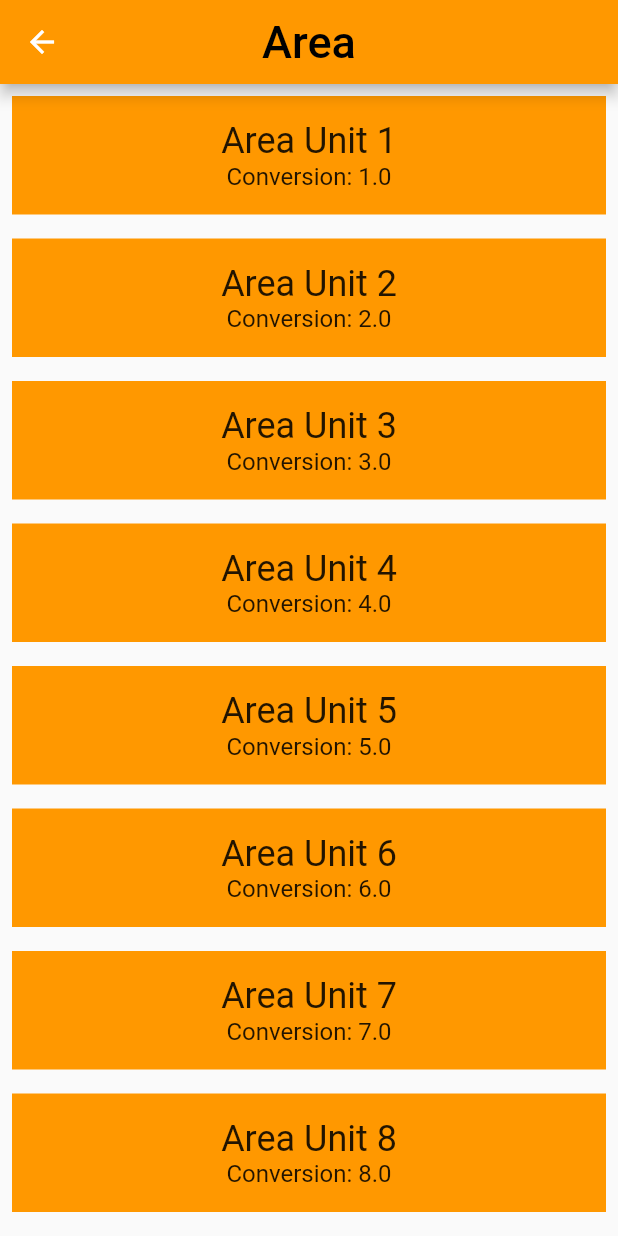
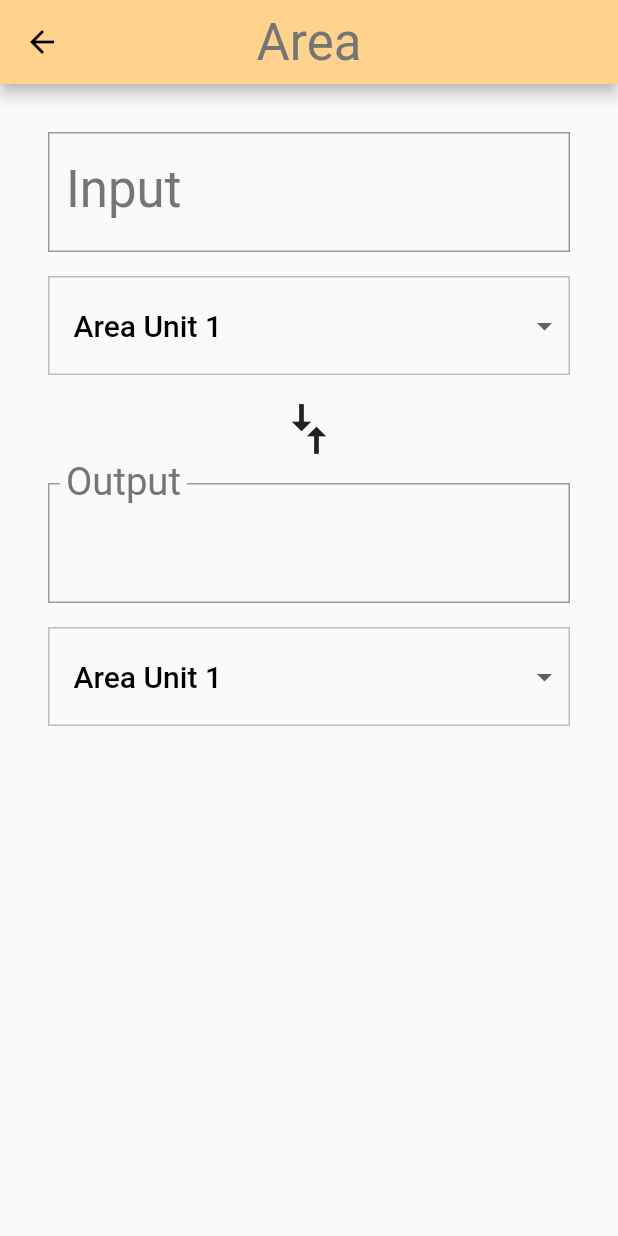
Before and after one commit to rey-allan/unit-converter-app, a Flutter app: the screen it shows after launch, after a tap on "Area", on a phone screen of 412 x 824 dp. Run offline on Flutter 3.47's test engine with Material 2 defaults, Android fonts, the phone set to English and light mode, and no system bars.

Commit message:
Implement ConverterScreen input/output fields
This commit implements the main "business logic"
of the app, i.e. the conversion between units,
and the interaction with the user when entering
inputs or selecting the units to convert from/to,
It also adds color swatches to the Category widget,
as well as, changes the app's ThemeData.

```diff
--- a/unit_converter/lib/main.dart
+++ b/unit_converter/lib/main.dart
@@ -23,6 +23,15 @@ class UnitConverterApp extends StatelessWidget {
   Widget build(BuildContext context) {
     return MaterialApp(
       debugShowCheckedModeBanner: false,
+      theme: ThemeData(
+        textTheme: Theme.of(context).textTheme.apply(
+          bodyColor: Colors.black,
+          displayColor: Colors.grey[600],
+        ),
+        // This colors the [InputOutlineBorder] when it is selected
+        primaryColor: Colors.grey[500],
+        textSelectionHandleColor: Colors.green[500],
+      ),
       title: 'Unit Converter',
       home: CategoryScreen(),
     );
--- a/unit_converter/lib/screens/converter_screen.dart
+++ b/unit_converter/lib/screens/converter_screen.dart
@@ -6,10 +6,11 @@ import 'package:flutter/material.dart';
 import 'package:meta/meta.dart';
 
 import 'package:unit_converter/model/unit.dart';
+import 'package:unit_converter/widgets/converter/dropdown.dart';
+import 'package:unit_converter/widgets/converter/numeric_input.dart';
+import 'package:unit_converter/widgets/converter/numeric_output.dart';
 
 /// Converter screen where users can input amounts to convert.
-///
-/// Currently, it just displays a list of mock units.
 class ConverterScreen extends StatefulWidget {
   final String name;
   final ColorSwatch color;
@@ -29,44 +30,134 @@ class ConverterScreen extends StatefulWidget {
 }
 
 class _ConverterScreenState extends State<ConverterScreen> {
+  double _inputValue;
+  double _outputValue;
+  double _toConversion;
+  double _fromConversion;
+
+  void _updateConversion() {
+    setState(() {
+      this._outputValue =
+          this._inputValue * (this._toConversion / this._fromConversion);
+    });
+  }
+
+  void _handleOnInputValueChange(double inputValue) {
+    setState(() {
+      this._inputValue = inputValue;
+      this._updateConversion();
+    });
+  }
+
+  void _handleOnFromConversionValueChange(double fromConversion) {
+    setState(() {
+      this._fromConversion = fromConversion;
+      this._updateConversion();
+    });
+  }
+
+  void _handleOnToConversionValueChange(double toConversion) {
+    setState(() {
+      this._toConversion = toConversion;
+      this._updateConversion();
+    });
+  }
+
+  Widget _buildVerticallyCenteredGroup(List<Widget> components) {
+    return Padding(
+      padding: EdgeInsets.all(16.0),
+      child: Column(
+        crossAxisAlignment: CrossAxisAlignment.stretch,
+        mainAxisAlignment: MainAxisAlignment.spaceBetween,
+        children: components,
+      )
+    );
+  }
+
+  Widget _buildInputGroup() {
+    return this._buildVerticallyCenteredGroup(
+        <Widget>[
+          NumericInput(
+            label: 'Input',
+            onChangeHandler: (value) => this._handleOnInputValueChange(value),
+          ),
+          // Add some padding to create space between components
+          Padding(
+            padding: EdgeInsets.only(top: 16.0),
+          ),
+          Dropdown(
+            units: widget.units,
+            onChangeHandler: (value) =>
+                this._handleOnFromConversionValueChange(value),
+          ),
+        ]
+    );
+  }
+
+  Widget _buildOutputGroup() {
+    return this._buildVerticallyCenteredGroup(
+        <Widget>[
+          NumericOutput(
+            label: 'Output',
+            value: this._outputValue,
+          ),
+          // Add some padding to create space between components
+          Padding(
+            padding: EdgeInsets.only(top: 16.0),
+          ),
+          Dropdown(
+            units: widget.units,
+            onChangeHandler: (value) =>
+                this._handleOnToConversionValueChange(value),
+          ),
+        ]
+    );
+  }
+
+  @override
+  void initState() {
+    super.initState();
+
+    this._fromConversion = widget.units[0].conversion;
+    this._toConversion = widget.units[0].conversion;
+  }
+
   @override
   Widget build(BuildContext context) {
-    // Here is just a placeholder for a list of mock units
-    final List<Widget> unitWidgets = widget.units.map((Unit unit) {
-      return Container(
-        margin: EdgeInsets.all(8.0),
+    final Widget inputGroup = this._buildInputGroup();
+    final Widget outputGroup = this._buildOutputGroup();
+    final Widget conversionArrows = RotatedBox(
+      quarterTurns: 1,
+      child: Icon(
+        Icons.compare_arrows,
+        size: 40.0,
+      ),
+    );
+
+    final Widget converterGroup = Padding(
       padding: EdgeInsets.all(16.0),
-        color: widget.color,
       child: Column(
+        crossAxisAlignment: CrossAxisAlignment.stretch,
         children: <Widget>[
-            Text(
-              unit.name,
-              style: Theme.of(context).textTheme.headline,
-            ),
-            Text(
-              'Conversion: ${unit.conversion}',
-              style: Theme.of(context).textTheme.subhead,
-            ),
+          inputGroup,
+          conversionArrows,
+          outputGroup,
         ],
       ),
     );
-    }).toList();
 
     return Scaffold(
       appBar: AppBar(
         title: Text(
           widget.name,
-          style: TextStyle(
-            fontSize: 30.0,
-            color: Colors.black,
-          ),
+          style: Theme.of(context).textTheme.display1,
         ),
         backgroundColor: widget.color,
         centerTitle: true,
       ),
-      body: ListView(
-        children: unitWidgets,
-      ),
+      body: converterGroup,
+      // This prevents resizing the screen when the keyboard is opened
+      resizeToAvoidBottomPadding: false,
     );
   }
 }
--- a/unit_converter/lib/widgets/category.dart
+++ b/unit_converter/lib/widgets/category.dart
@@ -16,7 +16,7 @@ import 'package:unit_converter/screens/converter_screen.dart';
 /// a colored [InkWell] animation.
 class Category extends StatelessWidget {
   final IconData icon;
-  final Color color;
+  final ColorSwatch color;
   final String text;
   final GestureTapCallback onTapHandler;
 
@@ -70,8 +70,8 @@ class Category extends StatelessWidget {
     return Container(
       height: 100.0,
       child: InkWell(
-        highlightColor: this.color,
-        splashColor: this.color,
+        highlightColor: this.color['highlight'],
+        splashColor: this.color['splash'],
         borderRadius: BorderRadius.all(Radius.circular(50.0)),
         onTap: null != this.onTapHandler ? this.onTapHandler :
                () => this._navigateToConverter(context),
--- /dev/null
+++ b/unit_converter/lib/widgets/converter/dropdown.dart
@@ -0,0 +1,104 @@
+import 'package:flutter/material.dart';
+import 'package:meta/meta.dart';
+
+import 'package:unit_converter/model/unit.dart';
+
+class Dropdown extends StatefulWidget {
+  final List<Unit> units;
+  final ValueChanged<double> onChangeHandler;
+
+  const Dropdown({
+    @required this.units,
+    @required this.onChangeHandler
+  }) : assert(units != null),
+       assert(onChangeHandler != null);
+
+  @override
+  State<StatefulWidget> createState() => _DropdownState();
+}
+
+class _DropdownState extends State<Dropdown> {
+  List<DropdownMenuItem> _dropdownMenuItems;
+  String _selectedValue;
+
+  void _createDropdownMenuItems() {
+    final List<DropdownMenuItem> items = <DropdownMenuItem>[];
+
+    for (Unit unit in widget.units) {
+      items.add(
+          DropdownMenuItem(
+              value: unit.conversion.toString(),
+              child: Container(
+                child: Text(
+                  unit.name,
+                  softWrap: true,
+                ),
+              )
+          )
+      );
+    }
+
+    this._dropdownMenuItems = items;
+  }
+
+  void _setDefaultState() {
+    setState(() {
+      this._selectedValue = widget.units[0].conversion.toString();
+    });
+  }
+
+  void _handleOnChange(dynamic value) {
+    setState(() {
+      this._selectedValue = value;
+    });
+
+    try {
+      final double valueAsDouble = double.parse(value);
+      widget.onChangeHandler(valueAsDouble);
+    } on Exception {
+      print('Cannot convert conversion value "$value" to double, '
+          'unit misconfigured?');
+    }
+  }
+
+  @override
+  void initState() {
+    super.initState();
+
+    this._createDropdownMenuItems();
+    this._setDefaultState();
+  }
+
+  @override
+  Widget build(BuildContext context) {
+    return Container(
+        decoration: BoxDecoration(
+          // This sets the color of the [DropdownButton] itself
+          color: Colors.grey[50],
+          border: Border.all(
+            color: Colors.grey[400],
+            width: 1.0,
+          ),
+        ),
+        // A top and bottom padding
+        padding: EdgeInsets.symmetric(vertical: 8.0),
+        child: Theme(
+          // This sets the color of the [DropdownMenuItem]s
+            data: Theme.of(context).copyWith(
+              canvasColor: Colors.grey[50],
+            ),
+            child: DropdownButtonHideUnderline(
+                child: ButtonTheme(
+                  alignedDropdown: true,
+                  child: DropdownButton(
+                    value: this._selectedValue,
+                    items: this._dropdownMenuItems,
+                    onChanged: this._handleOnChange,
+                    style: Theme.of(context).textTheme.title,
+                  ),
+                )
+            )
+        )
+    );
+  }
+}
--- /dev/null
+++ b/unit_converter/lib/widgets/converter/numeric_input.dart
@@ -0,0 +1,58 @@
+import 'package:flutter/material.dart';
+import 'package:meta/meta.dart';
+
+/// An input field for numeric inputs only that displays a label on its border.
+/// It performs validation on the input entered before delegating to the
+/// provided handler.
+class NumericInput extends StatefulWidget {
+  final String label;
+  final ValueChanged<double> onChangeHandler;
+
+  const NumericInput({
+    @required this.label,
+    @required this.onChangeHandler
+  }) : assert(label != null),
+       assert(onChangeHandler != null);
+
+  @override
+  State<StatefulWidget> createState() => _NumericInputState();
+}
+
+class _NumericInputState extends State<NumericInput> {
+  bool _hasInvalidInput = false;
+
+  void _handleOnChange(String value) {
+    setState(() {
+      if (value.isEmpty) {
+        this._hasInvalidInput = false;
+        return;
+      }
+
+      try {
+        final double valueAsDouble = double.parse(value);
+        this._hasInvalidInput = false;
+        widget.onChangeHandler(valueAsDouble);
+      } on Exception catch (e) {
+        print('Caught exception while converting value to double: $e');
+        this._hasInvalidInput = true;
+      }
+    });
+  }
+
+  @override
+  Widget build(BuildContext context) {
+    return TextField(
+      style: Theme.of(context).textTheme.display1,
+      decoration: InputDecoration(
+        labelText: widget.label,
+        labelStyle: Theme.of(context).textTheme.display1,
+        errorText: this._hasInvalidInput ? 'Invalid number' : null,
+        border: OutlineInputBorder(
+          borderRadius: BorderRadius.circular(0.0),
+        ),
+      ),
+      keyboardType: TextInputType.number,
+      onChanged: this._handleOnChange,
+    );
+  }
+}
--- /dev/null
+++ b/unit_converter/lib/widgets/converter/numeric_output.dart
@@ -0,0 +1,58 @@
+import 'package:flutter/material.dart';
+import 'package:meta/meta.dart';
+
+/// A text field for numeric outputs only that displays a label on its border.
+class NumericOutput extends StatelessWidget {
+  final String label;
+  final double value;
+
+  const NumericOutput({
+    @required this.label,
+    this.value
+  }) : assert(label != null);
+
+  /// Clean up value; trim trailing zeros, e.g. 5.500 -> 5.5, 10.0 -> 10
+  /// Provided by Udacity
+  String _formatValue() {
+    if (null == this.value) {
+      return "";
+    }
+
+    String formattedValue = this.value.toStringAsPrecision(7);
+
+    // Remove all trailing zeros
+    if (formattedValue.contains('.') && formattedValue.endsWith('0')) {
+      int i = formattedValue.length - 1;
+
+      while (formattedValue[i] == '0') {
+        i -= 1;
+      }
+
+      formattedValue = formattedValue.substring(0, i + 1);
+    }
+
+    // Remove the decimal point if the value is an integer
+    if (formattedValue.endsWith('.')) {
+      return formattedValue.substring(0, formattedValue.length - 1);
+    }
+
+    return formattedValue;
+  }
+
+  @override
+  Widget build(BuildContext context) {
+    return InputDecorator(
+      child: Text(
+        this._formatValue(),
+        style: Theme.of(context).textTheme.display1,
+      ),
+      decoration: InputDecoration(
+        labelText: this.label,
+        labelStyle: Theme.of(context).textTheme.display1,
+        border: OutlineInputBorder(
+          borderRadius: BorderRadius.circular(0.0),
+        ),
+      ),
+    );
+  }
+}
```
Also changed, not shown: unit_converter/lib/screens/category_screen.dart (+34 -9 lines), 5 other files. Lines whose indentation alone changed are shown as unchanged.
